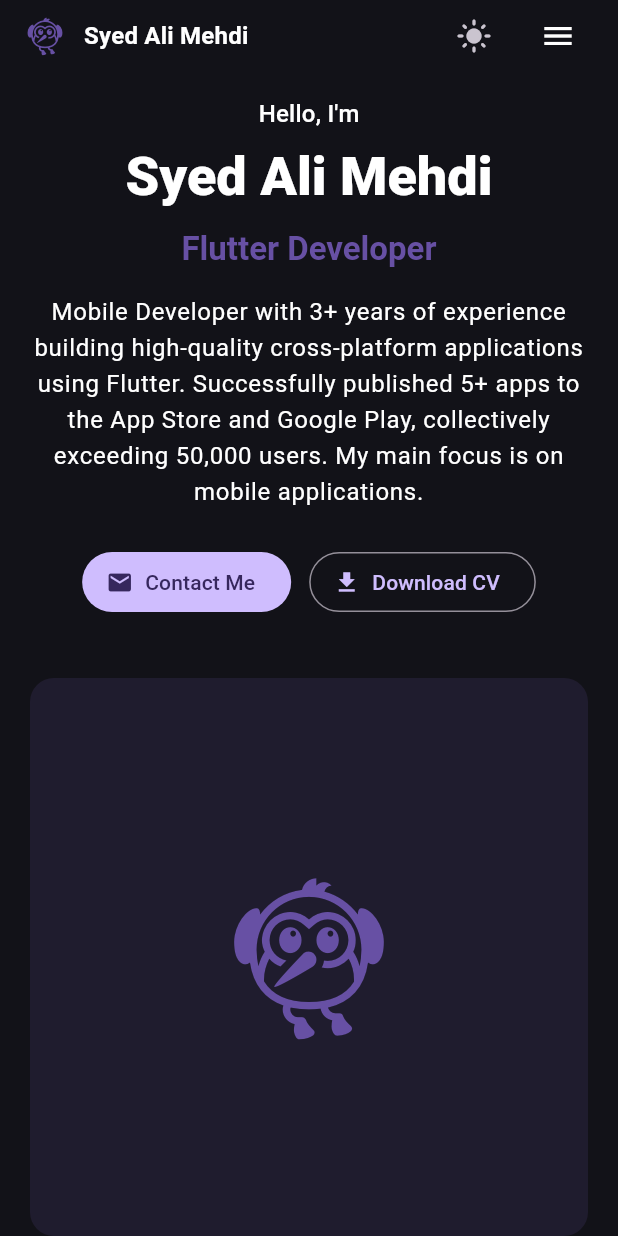
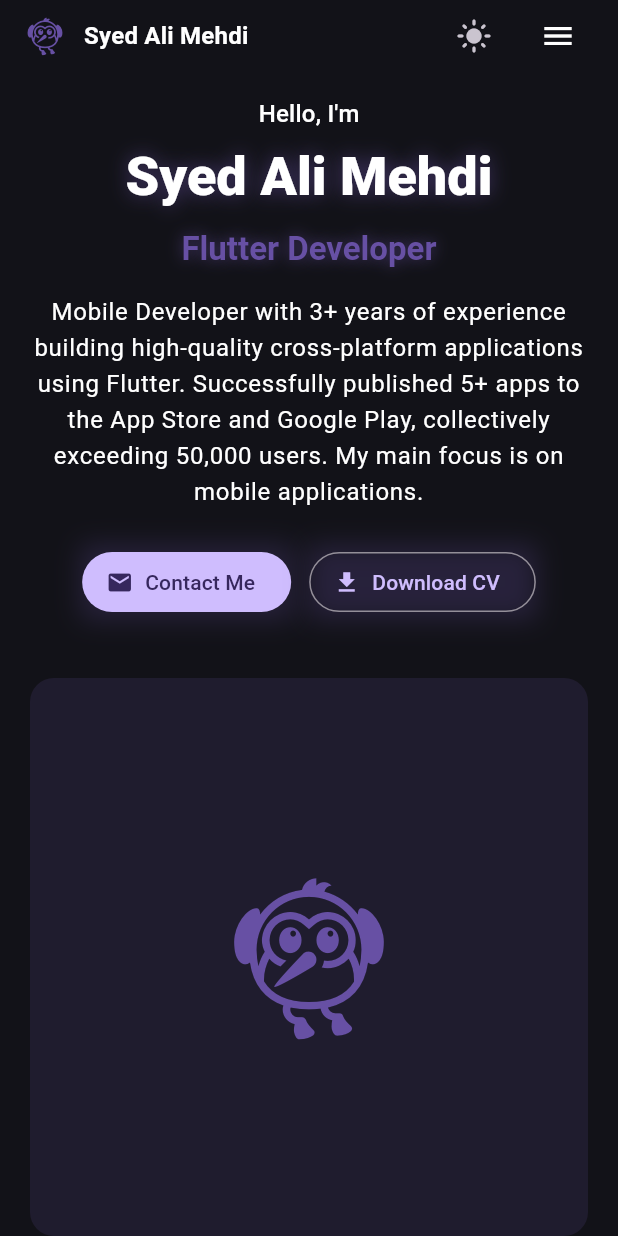
Before and after one commit to AliSyed-Apps/AliSyed-Apps.github.io, a Flutter app: the screen it shows after launch, after a tap on "Contact Me", on a phone screen of 412 x 824 dp. Run offline on Flutter 3.47's test engine with Material 3 defaults, Android fonts, the phone set to English and light mode, and no system bars; our stand-ins replace get, visibility_detector.

Commit message:
basic animations

```diff
--- a/my_portfolio/lib/app.dart
+++ b/my_portfolio/lib/app.dart
@@ -1,9 +1,9 @@
 import 'package:flutter/material.dart';
 import 'package:get/get.dart';
 import 'package:my_portfolio/app/routes.dart';
+import 'package:my_portfolio/app/bindings.dart';
 import 'data/portfolio_repository.dart';
 
-import 'controllers/portfolio_controller.dart';
 import 'utils/theme.dart';
 
 class PortfolioApp extends StatelessWidget {
@@ -13,31 +13,22 @@ class PortfolioApp extends StatelessWidget {
 
   @override
   Widget build(BuildContext context) {
-    return GetBuilder<ThemeController>(
-      init: ThemeController(),
-      global: false,
-      builder: (ThemeController themeController) {
+    if (!Get.isRegistered<ThemeController>()) {
+      Get.put<ThemeController>(ThemeController(), permanent: true);
+    }
+    return Obx(() {
+      final ThemeMode mode = Get.find<ThemeController>().themeMode.value;
       return GetMaterialApp(
         title: 'Flutter Developer Portfolio',
         debugShowCheckedModeBanner: false,
         theme: buildLightTheme(),
         darkTheme: buildDarkTheme(),
-          themeMode: themeController.themeMode.value,
+        themeMode: mode,
         initialRoute: '/',
         getPages: AppPages.pageList,
-          initialBinding: BindingsBuilder(() {
-            Get.put<PortfolioRepository>(repository, permanent: true);
-            Get.put<PortfolioController>(
-              PortfolioController(repository: Get.find<PortfolioRepository>()),
-              permanent: true,
-            );
-            if (!Get.isRegistered<ThemeController>()) {
-              Get.put<ThemeController>(themeController, permanent: true);
-            }
-          }),
+        initialBinding: AppBind(repository: repository),
         // home: PortfolioPage(),
       );
-      },
-    );
+    });
   }
 }
--- a/my_portfolio/lib/app/bindings.dart
+++ b/my_portfolio/lib/app/bindings.dart
@@ -1,21 +1,25 @@
 import 'package:get/get.dart';
 import 'package:my_portfolio/controllers/portfolio_controller.dart';
 import 'package:my_portfolio/data/portfolio_repository.dart';
+import 'package:my_portfolio/utils/theme.dart';
 
 class AppBind extends Bindings {
+  final PortfolioRepository repository;
+  AppBind({required this.repository});
+
   @override
   void dependencies() {
-    // Get.put<PortfolioRepository>(repository, permanent: true);
-    Get.put<PortfolioController>(
-      PortfolioController(repository: Get.find<PortfolioRepository>()),
-      permanent: true,
-    );
-
-    // BindingsBuilder(() {
-    //   if (!Get.isRegistered<ThemeController>()) {
-    //     Get.put<ThemeController>(themeController, permanent: true);
-    //   }
-    // });
-    // Get.lazyPut<Controller>(() => Controller());
+    if (!Get.isRegistered<PortfolioRepository>()) {
+      Get.put<PortfolioRepository>(repository, permanent: true);
+    }
+    if (!Get.isRegistered<ThemeController>()) {
+      Get.put<ThemeController>(ThemeController(), permanent: true);
+    }
+    if (!Get.isRegistered<PortfolioController>()) {
+      Get.put<PortfolioController>(
+        PortfolioController(repository: Get.find<PortfolioRepository>()),
+        permanent: true,
+      );
+    }
   }
 }
--- a/my_portfolio/lib/app/routes.dart
+++ b/my_portfolio/lib/app/routes.dart
@@ -1,15 +1,9 @@
 import 'package:get/get.dart';
-import 'package:my_portfolio/app/bindings.dart';
 import 'package:my_portfolio/view/portfolio/portfolio_page.dart';
 
 class AppPages {
   static List<GetPage<dynamic>> pageList = [
-    GetPage(
-      name: '/',
-      page: () => PortfolioPage(),
-      binding: AppBind(),
-      popGesture: false,
-    ),
+    GetPage(name: '/', page: () => PortfolioPage(), popGesture: false),
 
     // GetPage(name: '/home', page: () => const HomeView(), transition: t),
   ];
--- a/my_portfolio/lib/data/portfolio_repository.dart
+++ b/my_portfolio/lib/data/portfolio_repository.dart
@@ -122,6 +122,7 @@ class InMemoryPortfolioRepository implements PortfolioRepository {
           company: 'RizV Tech Pvt. Ltd.',
           locationType: 'On-site & Remote',
           period: 'Mar 2022 – Present',
+          image: AppImages.p1,
           roles: const <Role>[
             Role(
               title: 'Flutter Developer – Remote',
@@ -173,6 +174,7 @@ class InMemoryPortfolioRepository implements PortfolioRepository {
         email: config.email,
         github: config.github,
         linkedin: config.linkedin,
+        phone: config.phone,
       ),
     );
   }
@@ -184,10 +186,12 @@ class PortfolioConfig {
     required this.email,
     required this.github,
     required this.linkedin,
+    required this.phone,
   });
 
   final String ownerName;
   final String email;
   final String github;
   final String linkedin;
+  final String phone;
 }
--- a/my_portfolio/lib/main.dart
+++ b/my_portfolio/lib/main.dart
@@ -8,6 +8,7 @@ void main() {
     email: 'syedalimehdi76@gmail.com',
     github: 'github.com/AliSyed-Apps',
     linkedin: 'linkedin.com/in/ali-syed-aa6990180',
+    phone: '+923424425973',
   );
 
   final PortfolioRepository repository = InMemoryPortfolioRepository(
--- a/my_portfolio/lib/model/models.dart
+++ b/my_portfolio/lib/model/models.dart
@@ -43,10 +43,12 @@ class Contacts {
     required this.email,
     required this.github,
     required this.linkedin,
+    required this.phone,
   });
   final String email;
   final String github;
   final String linkedin;
+  final String phone;
 }
 
 class Experience {
@@ -55,11 +57,13 @@ class Experience {
     required this.locationType,
     required this.period,
     required this.roles,
+    required this.image,
   });
   final String company;
   final String locationType; // e.g., On-site, Remote, Hybrid
   final String period; // e.g., Mar 2022 - Present
   final List<Role> roles;
+  final String? image;
 }
 
 class Role {
--- /dev/null
+++ b/my_portfolio/lib/utils/glow.dart
@@ -0,0 +1,70 @@
+import 'package:flutter/material.dart';
+
+TextStyle? addGlowToTextStyle(
+  TextStyle? base, {
+  required Color color,
+  double blurRadius = 16,
+}) {
+  if (base == null) return null;
+  return base.copyWith(
+    shadows: <Shadow>[
+      Shadow(
+        color: color.withOpacity(0.35),
+        blurRadius: blurRadius,
+        offset: const Offset(0, 0),
+      ),
+      Shadow(
+        color: color.withOpacity(0.25),
+        blurRadius: blurRadius * 0.75,
+        offset: const Offset(0, 0),
+      ),
+    ],
+  );
+}
+
+class GlowWrapper extends StatefulWidget {
+  final Widget child;
+  final Color color;
+  final double blurRadius;
+  final double spreadRadius;
+  final Duration duration;
+
+  const GlowWrapper({
+    super.key,
+    required this.child,
+    required this.color,
+    this.blurRadius = 24,
+    this.spreadRadius = 1.5,
+    this.duration = const Duration(milliseconds: 180),
+  });
+
+  @override
+  State<GlowWrapper> createState() => _GlowWrapperState();
+}
+
+class _GlowWrapperState extends State<GlowWrapper> {
+  bool _hovering = false;
+
+  @override
+  Widget build(BuildContext context) {
+    final List<BoxShadow> shadows = <BoxShadow>[
+      BoxShadow(
+        color: widget.color.withOpacity(_hovering ? 0.45 : 0.25),
+        blurRadius: _hovering ? widget.blurRadius : widget.blurRadius * 0.6,
+        spreadRadius: _hovering
+            ? widget.spreadRadius
+            : widget.spreadRadius * 0.5,
+      ),
+    ];
+
+    return MouseRegion(
+      onEnter: (_) => setState(() => _hovering = true),
+      onExit: (_) => setState(() => _hovering = false),
+      child: AnimatedContainer(
+        duration: widget.duration,
+        decoration: BoxDecoration(boxShadow: shadows),
+        child: widget.child,
+      ),
+    );
+  }
+}
--- a/my_portfolio/lib/utils/img.dart
+++ b/my_portfolio/lib/utils/img.dart
@@ -1,4 +1,10 @@
 class AppImages {
+  // Profile
+  // static String profile = 'assets/profile/profile.png';
+  // Projects
+  static String p1 = 'assets/banner/project.png';
+
+  // Skills
   static String flutter = 'assets/logo/flutter.png';
   static String nodeJs = 'assets/logo/nodejs.webp';
   static String php = 'assets/logo/php.png';
--- a/my_portfolio/lib/view/portfolio/widgets/contact.dart
+++ b/my_portfolio/lib/view/portfolio/widgets/contact.dart
@@ -23,12 +23,17 @@ class ContactSection extends StatelessWidget {
             child: Wrap(
               spacing: 16,
               runSpacing: 12,
-
+              alignment: WrapAlignment.spaceEvenly,
               children: <Widget>[
                 _ContactItem(
                   icon: Icons.email,
                   label: 'Email',
                   value: data.contacts.email,
+                ),
+                _ContactItem(
+                  icon: Icons.phone,
+                  label: 'Phone',
+                  value: data.contacts.phone,
                 ),
                 _ContactItem(
                   icon: Icons.link,
--- a/my_portfolio/lib/view/portfolio/widgets/experience.dart
+++ b/my_portfolio/lib/view/portfolio/widgets/experience.dart
@@ -58,29 +58,45 @@ class ExperienceSection extends StatelessWidget {
                         style: Theme.of(context).textTheme.labelLarge,
                       ),
                       const SizedBox(height: 12),
+                      Row(
+                        children: [
+                          Expanded(
+                            child: Column(
+                              children: [
                                 ...exp.roles.map((Role role) {
                                   return Padding(
                                     padding: const EdgeInsets.only(top: 8),
                                     child: Column(
-                            crossAxisAlignment: CrossAxisAlignment.start,
+                                      crossAxisAlignment:
+                                          CrossAxisAlignment.start,
                                       children: <Widget>[
                                         Text(
                                           role.title,
-                                style: Theme.of(context).textTheme.titleSmall
-                                    ?.copyWith(fontWeight: FontWeight.w700),
+                                          style: Theme.of(context)
+                                              .textTheme
+                                              .titleSmall
+                                              ?.copyWith(
+                                                fontWeight: FontWeight.w700,
+                                              ),
                                         ),
                                         const SizedBox(height: 4),
                                         Text(
                                           role.period,
-                                style: Theme.of(context).textTheme.labelLarge,
+                                          style: Theme.of(
+                                            context,
+                                          ).textTheme.labelLarge,
                                           // ?.copyWith(color: Colors.black54),
                                         ),
                                         const SizedBox(height: 8),
                                         Column(
-                                crossAxisAlignment: CrossAxisAlignment.start,
-                                children: role.bullets.map((String b) {
+                                          crossAxisAlignment:
+                                              CrossAxisAlignment.start,
+                                          children: role.bullets.map((
+                                            String b,
+                                          ) {
                                             return Padding(
-                                    padding: const EdgeInsets.symmetric(
+                                              padding:
+                                                  const EdgeInsets.symmetric(
                                                     vertical: 4,
                                                   ),
                                               child: Row(
@@ -88,7 +104,9 @@ class ExperienceSection extends StatelessWidget {
                                                     CrossAxisAlignment.start,
                                                 children: <Widget>[
                                                   const Padding(
-                                          padding: EdgeInsets.only(top: 6),
+                                                    padding: EdgeInsets.only(
+                                                      top: 6,
+                                                    ),
                                                     child: Icon(
                                                       Icons.circle,
                                                       size: 6,
@@ -102,7 +120,9 @@ class ExperienceSection extends StatelessWidget {
                                                       style: Theme.of(context)
                                                           .textTheme
                                                           .bodyMedium
-                                                ?.copyWith(height: 1.5),
+                                                          ?.copyWith(
+                                                            height: 1.5,
+                                                          ),
                                                     ),
                                                   ),
                                                 ],
@@ -114,7 +134,31 @@ class ExperienceSection extends StatelessWidget {
                                     ),
                                   );
                                 }),
+                              ],
+                            ),
+                          ),
+                          if (isWide)
+                            Flexible(
+                              child: Padding(
+                                padding: const EdgeInsets.all(20),
+                                child: Align(
+                                  alignment: Alignment.center,
+                                  child: Image.asset(exp.image ?? ''),
+                                ),
+                              ),
+                            ),
+                        ],
+                      ),
+
                       // .toList(),
+                      if (!isWide)
+                        Padding(
+                          padding: const EdgeInsets.all(20),
+                          child: Align(
+                            alignment: Alignment.center,
+                            child: Image.asset(exp.image ?? ''),
+                          ),
+                        ),
                     ],
                   ),
                 ),
--- a/my_portfolio/lib/view/portfolio/widgets/hero.dart
+++ b/my_portfolio/lib/view/portfolio/widgets/hero.dart
@@ -1,6 +1,7 @@
 import 'package:flutter/material.dart';
 import 'package:my_portfolio/model/models.dart';
 import 'package:url_launcher/url_launcher.dart';
+import 'package:my_portfolio/utils/glow.dart';
 
 class HeroSection extends StatelessWidget {
   const HeroSection({super.key, required this.isWide, required this.data});
@@ -32,17 +33,25 @@ class HeroSection extends StatelessWidget {
                 Text(
                   data.ownerName,
                   textAlign: isWide ? TextAlign.start : TextAlign.center,
-                  style: Theme.of(context).textTheme.displaySmall?.copyWith(
+                  style: addGlowToTextStyle(
+                    Theme.of(context).textTheme.displaySmall?.copyWith(
                       fontWeight: FontWeight.w800,
+                    ),
+                    color: const Color(0xFF6750A4),
+                    blurRadius: 18,
                   ),
                 ),
                 const SizedBox(height: 12),
                 Text(
                   data.title,
                   textAlign: isWide ? TextAlign.start : TextAlign.center,
-                  style: Theme.of(context).textTheme.titleLarge?.copyWith(
+                  style: addGlowToTextStyle(
+                    Theme.of(context).textTheme.titleLarge?.copyWith(
                       color: const Color(0xFF6750A4),
                       fontWeight: FontWeight.w700,
+                    ),
+                    color: const Color(0xFF6750A4),
+                    blurRadius: 14,
                   ),
                 ),
                 const SizedBox(height: 16),
@@ -64,7 +73,9 @@ class HeroSection extends StatelessWidget {
                       ? WrapAlignment.start
                       : WrapAlignment.center,
                   children: <Widget>[
-                    FilledButton.icon(
+                    GlowWrapper(
+                      color: const Color(0xFF6750A4),
+                      child: FilledButton.icon(
                         onPressed: () async {
                           String email = data.contacts.email;
                           String url = 'mailto:$email?subject=&body=';
@@ -73,7 +84,10 @@ class HeroSection extends StatelessWidget {
                         icon: const Icon(Icons.email),
                         label: const Text('Contact Me'),
                       ),
-                    OutlinedButton.icon(
+                    ),
+                    GlowWrapper(
+                      color: const Color(0xFF6750A4),
+                      child: OutlinedButton.icon(
                         onPressed: () async {
                           String url =
                               'https://drive.google.com/file/d/12N9wH28T6_t4MVUnrmottIzcv4N-BtHb/view?usp=drivesdk';
@@ -81,6 +95,7 @@ class HeroSection extends StatelessWidget {
                         },
                         icon: const Icon(Icons.file_download),
                         label: const Text('Download CV'),
+                      ),
                     ),
                   ],
                 ),
--- a/my_portfolio/lib/view/portfolio/widgets/sections.dart
+++ b/my_portfolio/lib/view/portfolio/widgets/sections.dart
@@ -1,4 +1,5 @@
 import 'package:flutter/material.dart';
+import 'package:my_portfolio/utils/glow.dart';
 
 class SectionHeader extends StatelessWidget {
   const SectionHeader({super.key, required this.title});
@@ -10,9 +11,13 @@ class SectionHeader extends StatelessWidget {
       children: <Widget>[
         Text(
           title,
-          style: Theme.of(
-            context,
-          ).textTheme.headlineSmall?.copyWith(fontWeight: FontWeight.w800),
+          style: addGlowToTextStyle(
+            Theme.of(
+              context,
+            ).textTheme.headlineSmall?.copyWith(fontWeight: FontWeight.w800),
+            color: const Color(0xFF6750A4),
+            blurRadius: 14,
+          ),
         ),
         const SizedBox(height: 8),
         Container(
--- a/my_portfolio/pubspec.yaml
+++ b/my_portfolio/pubspec.yaml
@@ -65,6 +65,8 @@ flutter:
   # To add assets to your application, add an assets section, like this:
   assets:
     - assets/logo/
+    - assets/banner/
+    - assets/profile/
   #   - images/a_dot_ham.jpeg
 
   # An image asset can refer to one or more resolution-specific "variants", see
```
Also changed, not shown: my_portfolio/assets/banner/project.png (added), 1 other file. Lines whose indentation alone changed are shown as unchanged.
